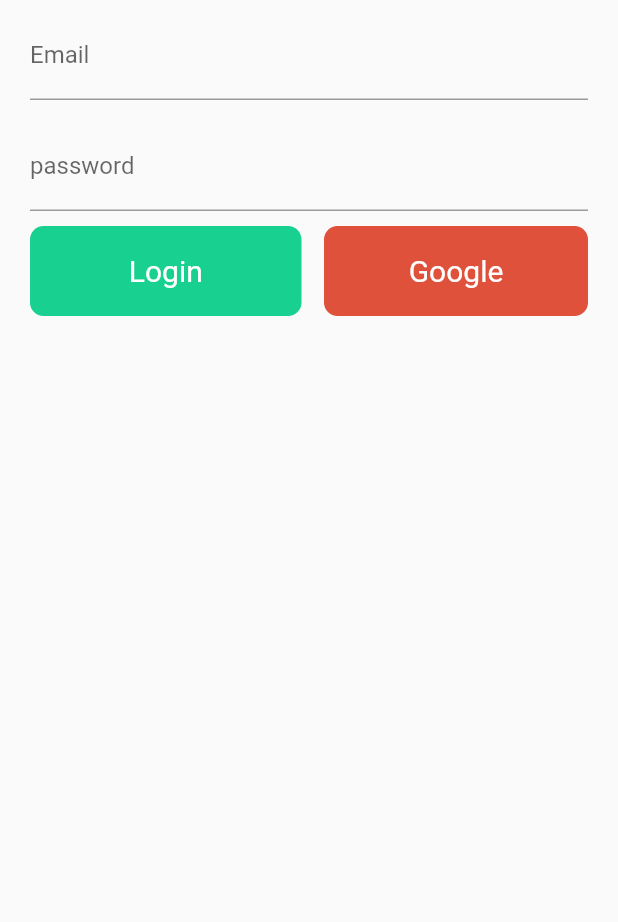
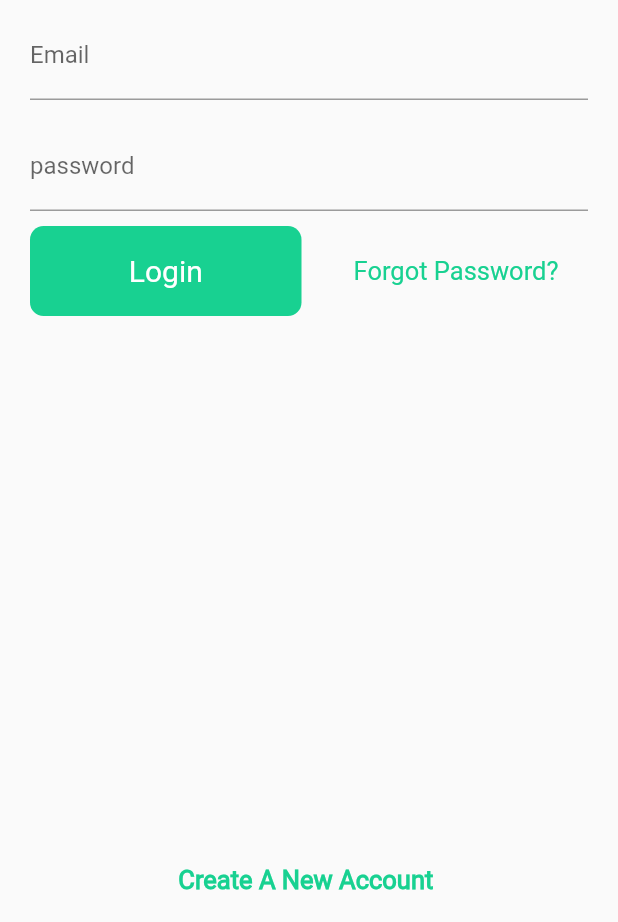
Before and after one commit to jenniekibiri/FlutterUi, a Flutter app: the screen it shows after launch, after a tap on "Sign In With Email", on a phone screen of 412 x 824 dp, the part 314-1236 px from its top. Run offline on Flutter 3.47's test engine with Material 2 defaults, Android fonts, the phone set to English and light mode, and no system bars.

```diff
--- a/lib/login.dart
+++ b/lib/login.dart
@@ -75,23 +75,32 @@ class LoginPage extends StatelessWidget {
                         )),
                   ),
                 ),
-                Expanded(
+                 Expanded(
                   child: Padding(
                     padding: const EdgeInsets.only(
                         left: 10.0, right: 20.0, top: 10.0),
-                    child: new Container(
+                    child:  Container(
                         alignment: Alignment.center,
                         height: 60.0,
-                        decoration: new BoxDecoration(
-                            color: Color(0xFFDF513B),
-                            borderRadius: new BorderRadius.circular(9.0)),
-                        child: new Text("Google",
-                            style: new TextStyle(
-                                fontSize: 20.0, color: Colors.white))),
+                        child: Text("Forgot Password?",
+                            style:  TextStyle(
+                                fontSize: 17.0, color: Color(0xFF18D191)))),
                   ),
                 )
               ],
-            )
+            ),
+             Expanded(
+              child: Column(
+                mainAxisAlignment: MainAxisAlignment.end,
+                children: <Widget>[
+                  Padding(
+                    padding: const EdgeInsets.only(bottom:18.0),
+                    child: new Text("Create A New Account ",style: new TextStyle(
+                                fontSize: 17.0, color: Color(0xFF18D191),fontWeight: FontWeight.bold)),
+                  ),
+                ],
+              ),
+)
           ],
         ),
       ),
```
Also changed, not shown: lib/learn.dart (deleted, +0 -114 lines).
